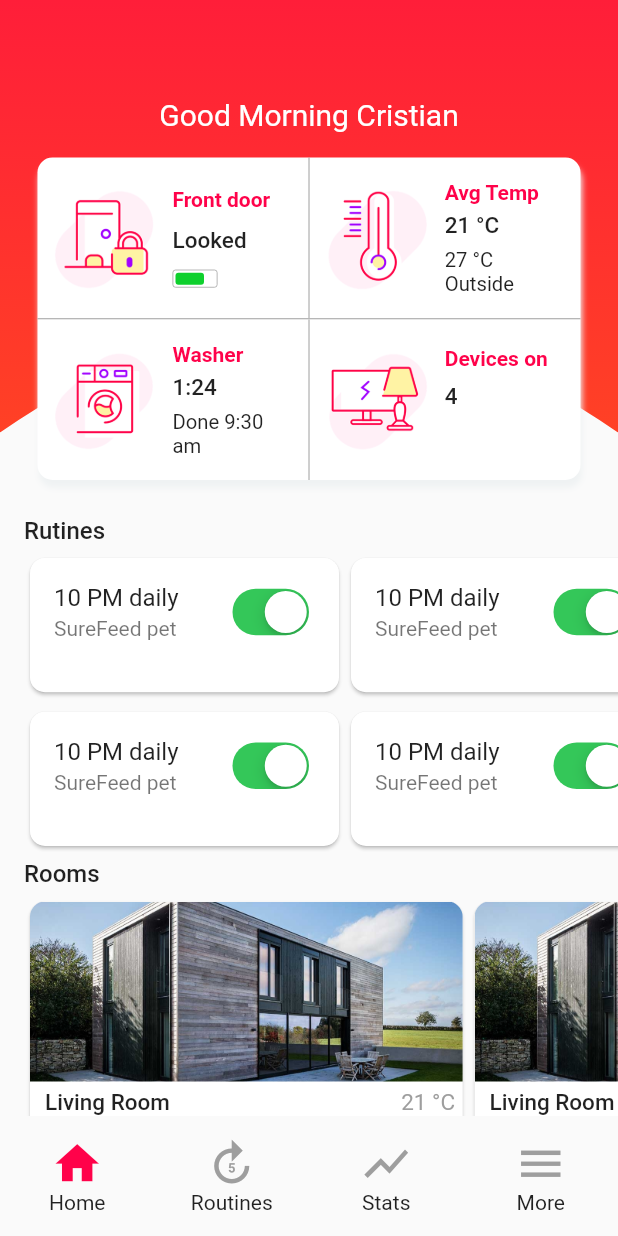
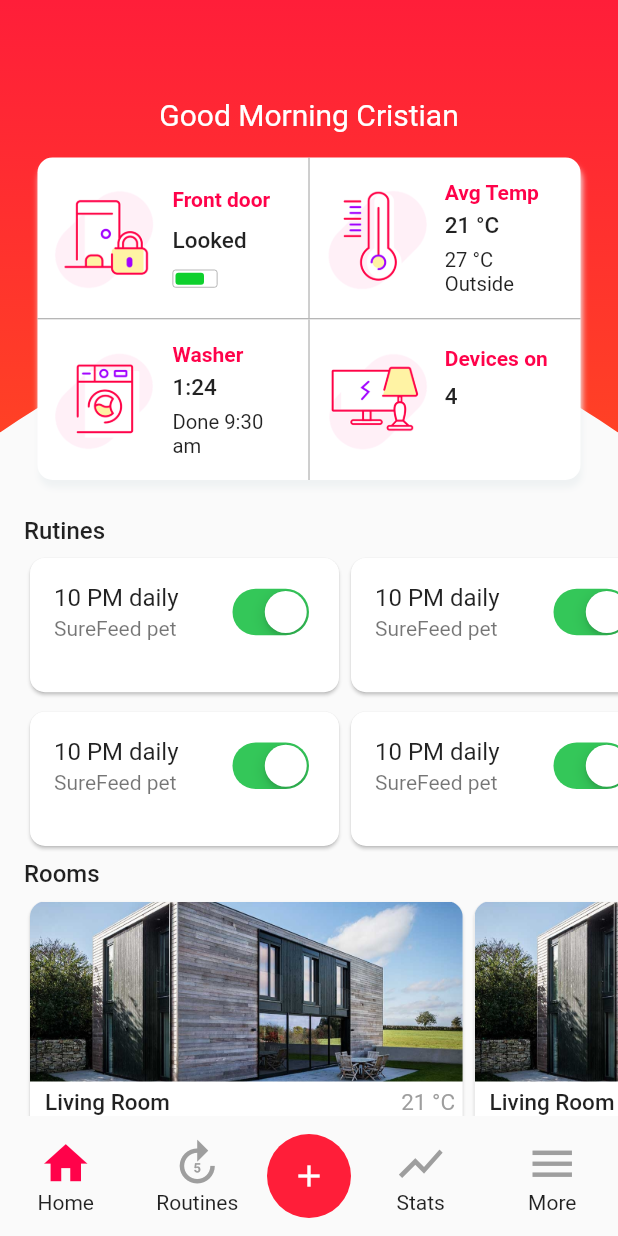
Before and after one commit to cristianfchq/flutter_smart_home_app, a Flutter app: the screen it shows after launch, on a phone screen of 412 x 824 dp. Run offline on Flutter 3.47's test engine with Material 2 defaults, Android fonts, the phone set to English and light mode, and no system bars; project files that could hold a hidden picture were left out.

Commit message:
commit 12 to put in bottomNavigationBar a bottom with animation

```diff
--- a/lib/main.dart
+++ b/lib/main.dart
@@ -133,7 +133,33 @@ class _SmartHomeState extends State<SmartHome>
             ),
           ),
 //
-
+          Container(
+            child: FloatingActionButton(
+              elevation: 0,
+              heroTag: null,
+              backgroundColor: Color(0xffff1e39),
+              child: AnimatedBuilder(
+                animation: _controller,
+                builder: (BuildContext context, Widget child) {
+                  return Transform(
+                    transform:
+                        Matrix4.rotationZ(_controller.value * 0.5 * math.pi),
+                    alignment: FractionalOffset.center,
+                    child: Icon(
+                      _controller.isDismissed ? Icons.add : Icons.close,
+                    ),
+                  );
+                },
+              ),
+              onPressed: () {
+                if (_controller.isDismissed) {
+                  _controller.forward();
+                } else {
+                  _controller.reverse();
+                }
+              },
+            ),
+          ),
 //
           Container(
             height: 80,
@@ -368,7 +394,95 @@ class _SmartHomeState extends State<SmartHome>
           // ),
 
 //
+          //Overlay
+          Positioned(
+            top: 0,
+            child: FadeTransition(
+              opacity: _controller,
+              child: GestureDetector(
+                onTap: () {
+                  _controller.reverse();
+                },
+                child: Container(
+                  width: _heightAnimation.value > 5 ? media.width : 0,
+                  height: _heightAnimation.value > 5 ? media.height : 0,
+                  color: Colors.black54,
+                ),
+              ),
+            ),
+          ),
 
+          Positioned(
+            width: 56, //width of floating btn
+            height: _heightAnimation.value,
+            bottom: -45, //middle of floating btn
+            left: (media.width / 2) - 29,
+            child: Container(
+              decoration: BoxDecoration(
+                color: Color(0xffff1e39),
+                borderRadius: BorderRadius.only(
+                  topLeft: Radius.circular(30),
+                  topRight: Radius.circular(30),
+                  bottomLeft: Radius.circular(5),
+                  bottomRight: Radius.circular(5),
+                ),
+              ),
+              child: Padding(
+                padding: const EdgeInsets.only(
+                  top: 5,
+                  bottom: 30,
+                ),
+                child: Column(
+                  mainAxisAlignment: MainAxisAlignment.spaceEvenly,
+                  crossAxisAlignment: CrossAxisAlignment.center,
+                  children: <Widget>[
+                    InkWell(
+                      onTap: () {
+                        print("presionaste 1");
+                      },
+                      child: Visibility(
+                        //prevent error inside animation
+                        visible: _heightAnimation.value > 210,
+                        child: Icon(
+                          Icons.looks_one,
+                          color: Colors.white,
+                          size: _iconSizeAnimation.value,
+                        ),
+                      ),
+                    ),
+                    InkWell(
+                      onTap: () {
+                        print("presionaste 2");
+                      },
+                      child: Visibility(
+                        //prevent error inside animation
+                        visible: _heightAnimation.value > 210,
+                        child: Icon(
+                          Icons.looks_two,
+                          color: Colors.white,
+                          size: _iconSizeAnimation.value,
+                        ),
+                      ),
+                    ),
+                    InkWell(
+                      onTap: () {
+                        print("presionaste 3");
+                      },
+                      child: Visibility(
+                        //prevent error inside animation
+                        visible: _heightAnimation.value > 210,
+                        child: Icon(
+                          Icons.looks_3,
+                          color: Colors.white,
+                          size: _iconSizeAnimation.value,
+                        ),
+                      ),
+                    ),
+                  ],
+                ),
+              ),
+            ),
+          ),
 //
         ],
       ),
```
